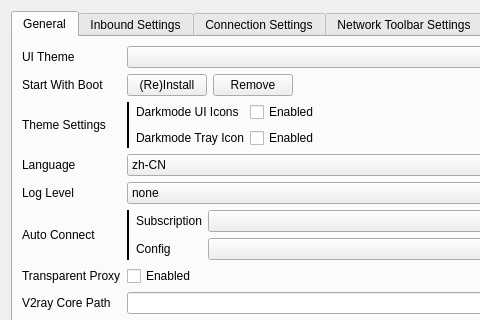
Old version of the form src/ui/w_PreferencesWindow.ui in the repository darsvador/qvssr; both pictures show x 0 to 480 and y 0 to 320 of the 780 by 578 pixel window.
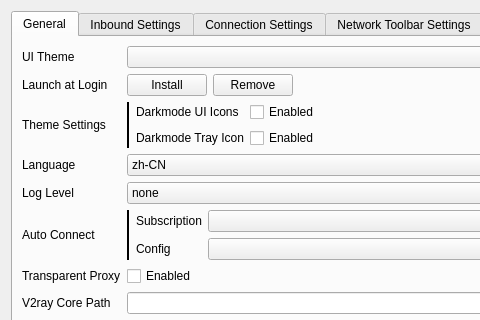
New version of the form. Icons and pictures are not drawn.

Commit message: [add] Added cross-platform launch-at-start solution

Patch:
```diff
--- a/src/ui/w_PreferencesWindow.ui
+++ b/src/ui/w_PreferencesWindow.ui
@@ -71,7 +71,7 @@
          <item row="1" column="0">
           <widget class="QLabel" name="label_5">
            <property name="text">
-            <string>Start With Boot</string>
+            <string>Launch at Login</string>
            </property>
           </widget>
          </item>
@@ -402,7 +402,7 @@
            <item>
             <widget class="QPushButton" name="installBootStart">
              <property name="text">
-              <string>(Re)Install</string>
+              <string>Install</string>
              </property>
             </widget>
            </item>
```
Left out of the diff: 3 changed lines with no effect on the pictures. The commit also changes 9 other files.
